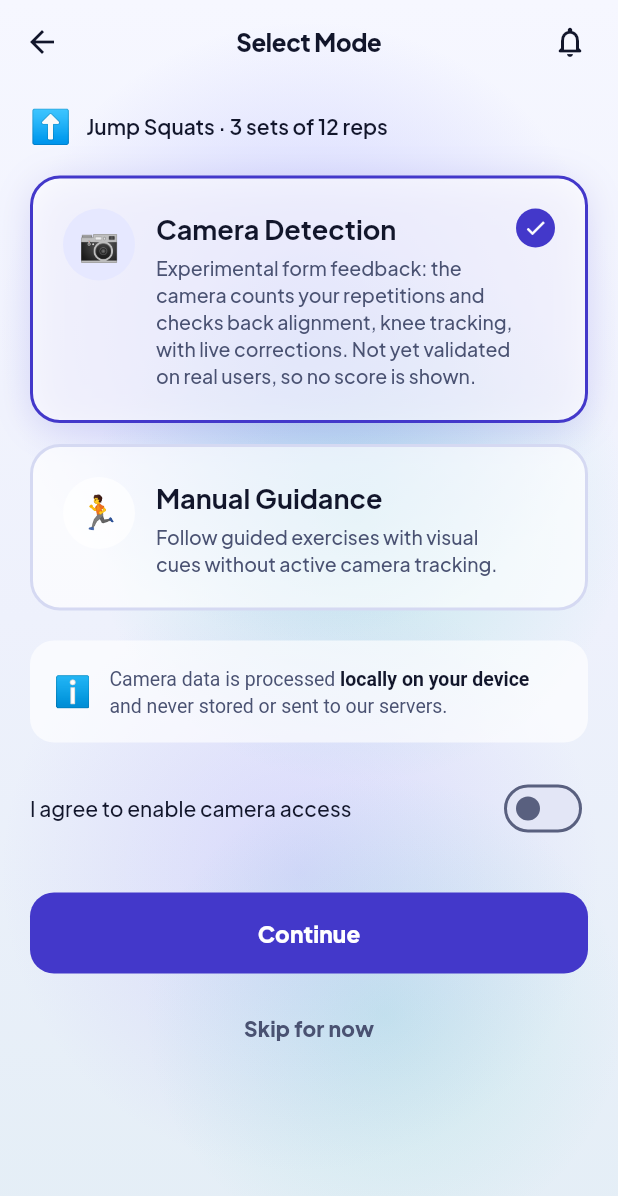
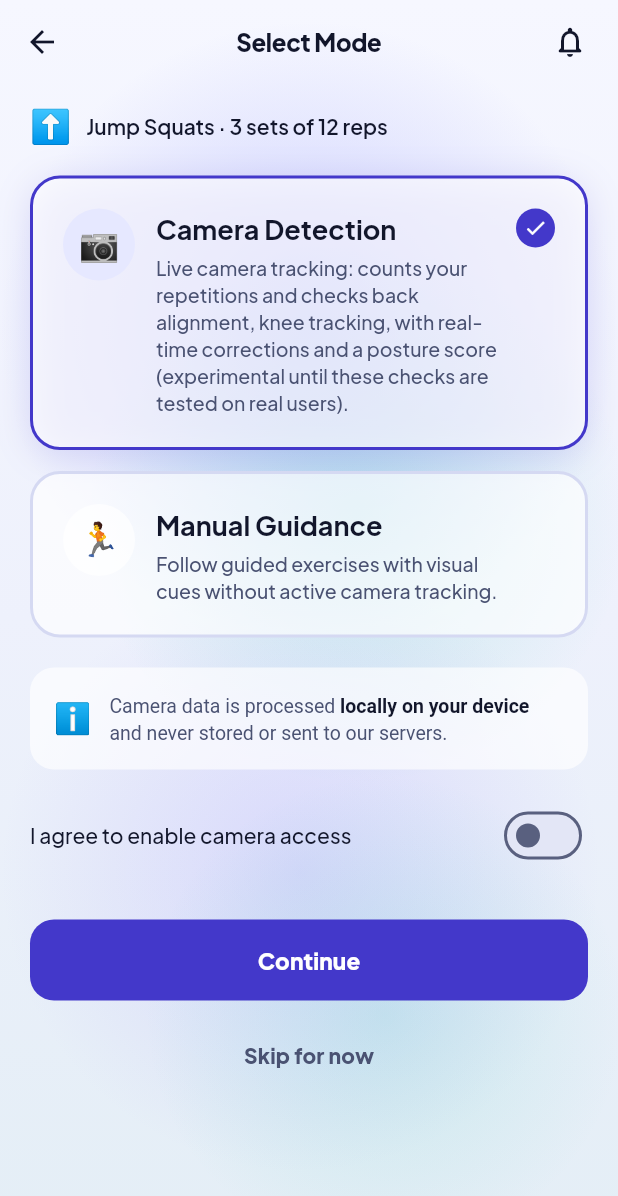
Before and after one commit to laibaAttique/Baymax-implementation, a Flutter app: the ExercisePickerScreen screen opened directly, after a tap on "⬆️", on a phone screen of 412 x 824 dp. Shown: the top 1196 px of the screen. Run offline on Flutter 3.47's test engine with Material 3 defaults, Android fonts, the phone set to English and light mode, and no system bars; our stand-ins replace camera, cloud_firestore, firebase_auth, firebase_core, firebase_database, flutter_local_notifications and 6 more; missing offline and left inert: tflite_flutter; accounts and stored records are empty; generated files the repository leaves out were written again.

Commit message:
Posture score and form checks for every camera-tracked exercise
Every tracked exercise (304) now runs form checks and gets a posture score
with the same formula as the validated four; holds score time in a correct
position. Non-validated scores are labelled experimental on screen, in the
summary and by the voice coach. The 50 rep-only exercises got measurable
checks. Audit: validated 4, experimental 300, unsupported 228.
Tests: 866 pass, 13 skipped, 0 fail.

Co-Authored-By: Claude Opus 5.5 <noreply@anthropic.com>

```diff
--- a/app/lib/screens/posture_detection/camera_detection.dart
+++ b/app/lib/screens/posture_detection/camera_detection.dart
@@ -78,7 +78,7 @@ class _CameraDetectionState extends State<CameraDetection> with WidgetsBindingOb
 
     WidgetsBinding.instance.addObserver(this);
     _session.start(widget.request, SessionMode.camera,
-        formScored: _support.showsPostureScore, formChecked: _support.supportsFormEvaluation);
+        formScored: _support.scoreValidated, formChecked: _support.supportsFormEvaluation);
     _session.addListener(_onSessionChanged);
     _ticker = Timer.periodic(const Duration(seconds: 1), (_) {
       if (mounted && _session.status == SessionStatus.active) setState(() {});
@@ -216,7 +216,7 @@ class _CameraDetectionState extends State<CameraDetection> with WidgetsBindingOb
         movement: _support.movementPattern.measures.isEmpty ? 'movement' : _support.movementPattern.measures,
       ),
       averageFps: fps,
-      formScored: _support.showsPostureScore,
+      formScored: _support.scoreValidated,
       formChecked: _support.supportsFormEvaluation,
     );
     if (!mounted) return;
@@ -280,17 +280,15 @@ class _CameraDetectionState extends State<CameraDetection> with WidgetsBindingOb
                   const SizedBox(height: 6),
                   const Text('Camera Detection',
                       style: TextStyle(fontSize: 22, fontWeight: FontWeight.bold, color: AppTheme.textPrimary)),
-                  if (!_support.showsPostureScore)
+                  if (!_support.scoreValidated)
                     Padding(
                       padding: const EdgeInsets.only(top: 4),
                       child: Text(
                         key: ValueKey(_support.isExperimental ? 'experimental-label' : 'basic-tracking-label'),
                         _support.isExperimental
-                            ? 'Experimental form feedback: ${_support.checkLabels.join(', ').toLowerCase()} checked live. '
-                                'Not yet validated on real users, so no score is shown.'
-                            : _support.supportsHoldTiming
-                                ? 'Basic tracking: times your hold while you stay in position. Form is not scored.'
-                                : 'Basic tracking: counts repetitions from your ${_support.movementPattern.measures}. Form is not scored.',
+                            ? 'Experimental: ${_support.checkLabels.join(', ').toLowerCase()} checked live. '
+                                'The score is a guide until these checks are tested on real users.'
+                            : 'No posture check is measurable for this exercise: the score reflects movement range only.',
                         textAlign: TextAlign.center,
                         style: const TextStyle(color: AppTheme.textSecondary, fontSize: 12),
                       ),
@@ -317,17 +315,12 @@ class _CameraDetectionState extends State<CameraDetection> with WidgetsBindingOb
               child: Row(
                 children: [
                   _buildStat(_elapsed, 'Time'),
-                  if (_support.showsPostureScore) ...[
-                    _buildStat(score == null ? '—' : '$score%', 'Posture score'),
+                  if (_support.supportsHoldTiming) ...[
+                    _buildStat(_clock(_session.holdSeconds ?? 0), 'In position'),
+                    _buildStat(score == null ? '—' : '$score%', _support.scoreLabel),
+                  ] else ...[
+                    _buildStat(score == null ? '—' : '$score%', _support.scoreLabel),
                     _buildStat('${_session.partialReps}', 'Too shallow'),
-                  ] else if (_support.supportsHoldTiming) ...[
-                    _buildStat(_clock(_session.holdSeconds ?? 0), 'In position'),
-                    _buildStat(_clock(widget.request.exercise.sets * widget.request.exercise.seconds), 'Planned'),
-                  ] else ...[
-                    _buildStat('${_session.reps} / ${widget.request.exercise.timed ? '—' : widget.request.exercise.targetReps}', 'Reps / target'),
-                    _support.isExperimental
-                        ? _buildStat('${_session.partialReps}', 'Incomplete range')
-                        : _buildStat('Not scored', 'Form'),
                   ],
                 ],
               ),
--- a/app/lib/screens/posture_detection/posture_feedback.dart
+++ b/app/lib/screens/posture_detection/posture_feedback.dart
@@ -135,16 +135,6 @@ class _PostureFeedbackScreenState extends State<PostureFeedbackScreen> with Sing
       return _buildNoScore(Icons.accessibility_new, 'Posture not analysed',
           'This was a Manual Guidance session, so there is no posture score.');
     }
-    if (!_summary.formScored && _summary.formChecked) {
-      return _buildNoScore(Icons.science_outlined, 'Experimental form feedback',
-          'Your form was checked live, but these checks are not yet validated on real users, so no posture score is given. '
-          'See the feedback below.');
-    }
-    if (!_summary.formScored) {
-      return _buildNoScore(Icons.track_changes, 'Form not scored',
-          'This exercise has basic camera tracking: the camera ${_summary.holdSeconds != null ? 'timed your hold' : 'counted your repetitions'}, '
-          'but posture is only scored for exercises with tested form rules.');
-    }
     if (score == null) {
       return _buildNoScore(Icons.hourglass_empty, 'Not enough data',
           'No complete repetition was detected, so a posture score could not be calculated.');
@@ -177,7 +167,11 @@ class _PostureFeedbackScreenState extends State<PostureFeedbackScreen> with Sing
             ],
           ),
         ),
-        const Text('Posture Score', style: TextStyle(color: AppTheme.textSecondary, fontSize: 12)),
+        Text(
+          _summary.formScored ? 'Posture Score' : (_summary.formChecked ? 'Posture Score (experimental)' : 'Range Score'),
+          key: const ValueKey('score-label'),
+          style: const TextStyle(color: AppTheme.textSecondary, fontSize: 12),
+        ),
       ],
     );
   }
@@ -286,7 +280,7 @@ class _PostureFeedbackScreenState extends State<PostureFeedbackScreen> with Sing
                       verdict: FeedbackVerdict.notAssessed,
                       text: 'Form was not assessed. Use Camera Detection for form feedback.',
                     )),
-                  if (s.partialReps > 0 && s.formScored)
+                  if (s.partialReps > 0)
                     _buildFeedbackItem(FormFeedbackItem(
                       id: 'partial',
                       verdict: FeedbackVerdict.notAssessed,
--- a/app/lib/screens/posture_detection/posture_mode.dart
+++ b/app/lib/screens/posture_detection/posture_mode.dart
@@ -160,8 +160,9 @@ class _PostureModeSelectionState extends State<PostureModeSelection> {
   String _cameraDescription(String name) => switch (_support.level) {
         CameraSupportLevel.validatedForm => 'Track posture using live camera for real-time adjustments and analysis.',
         CameraSupportLevel.experimentalForm =>
-          'Experimental form feedback: the camera ${_support.supportsHoldTiming ? 'times your hold and checks' : 'counts your repetitions and checks'} '
-              '${_support.checkLabels.join(', ').toLowerCase()}, with live corrections. Not yet validated on real users, so no score is shown.',
+          'Live camera tracking: ${_support.supportsHoldTiming ? 'times your hold and checks' : 'counts your repetitions and checks'} '
+              '${_support.checkLabels.join(', ').toLowerCase()}, with real-time corrections and a posture score '
+              '(experimental until these checks are tested on real users).',
         CameraSupportLevel.basicTracking => _support.supportsHoldTiming
             ? 'Basic tracking: times your hold while the camera sees you in position. Form is not scored for this exercise.'
             : 'Basic tracking: counts your repetitions from your ${_support.movementPattern.measures} with the live camera. '
--- a/app/lib/services/posture/movement_patterns.dart
+++ b/app/lib/services/posture/movement_patterns.dart
@@ -53,8 +53,14 @@ class ExercisePostureConfig {
   /// Real form checks run (validated or experimental).
   bool get supportsFormEvaluation => level == CameraSupportLevel.validatedForm || level == CameraSupportLevel.experimentalForm;
 
-  /// A numeric posture score may be shown (validated configurations only).
-  bool get showsPostureScore => level == CameraSupportLevel.validatedForm;
+  /// Every tracked exercise gets a posture score (same formula as the validated four).
+  bool get showsPostureScore => supportsCameraTracking;
+
+  /// The score's thresholds were tuned on real movements; otherwise screens label it experimental / range-only.
+  bool get scoreValidated => level == CameraSupportLevel.validatedForm;
+
+  /// "Posture score", "Posture score (experimental)" or "Range score" (no measurable posture check).
+  String get scoreLabel => scoreValidated ? 'Posture score' : (supportsFormEvaluation ? 'Posture score (experimental)' : 'Range score');
   bool get isExperimental => level == CameraSupportLevel.experimentalForm;
 
   /// The form checks this configuration runs, for the audit.
@@ -250,7 +256,17 @@ class MovementPatterns {
                         passedText: 'Legs stayed nearly straight',
                         failedText: 'Knees bent too much, turning it into a squat'),
                   ]
-                : const [],
+                : const [
+                    JointRangeCheck(
+                        id: 'hinge_not_squat',
+                        label: 'Hip hinge',
+                        measure: Measure.knee,
+                        min: 80,
+                        atPeakOnly: true,
+                        lowCue: 'Push your hips back — this is a hinge, not a squat',
+                        passedText: 'Moved from the hips, not into a squat',
+                        failedText: 'Knees bent deep, like a squat'),
+                  ],
             setup: _sideOn, down: 'Hinge at the hips', up: 'Stand tall');
       case MovementPattern.hipExtension:
         final bridge = _has(id, ['bridge', 'thrust', 'hip_lift', 'butt_lift']);
@@ -269,22 +285,32 @@ class MovementPatterns {
                         passedText: 'Knees stayed near a right angle at the top',
                         failedText: 'Feet were too close or too far at the top'),
                   ]
-                : const [],
+                : const [
+                    JointRangeCheck(
+                        id: 'legs_straight',
+                        label: 'Leg position',
+                        measure: Measure.knee,
+                        min: 150,
+                        lowCue: 'Keep your legs straight',
+                        passedText: 'Legs stayed straight',
+                        failedText: 'Knees bent during the movement'),
+                  ],
             setup: _floorSideOn, down: 'Lower with control', up: 'Lift your hips');
       case MovementPattern.pushup:
         return _reps(id, 'Elbow', _elbow, rest: 155, attempt: 135, peak: 95,
             checks: const [HipLineCheck()], bodyLineLeft: PoseIndex.leftAnkle, bodyLineRight: PoseIndex.rightAnkle,
             setup: _floorSideOn, down: 'Lower with control', up: 'Press back up');
       case MovementPattern.benchPress:
-        // Lying on a bench, side-on: no reliable form measurement beyond the range (counted).
+        // Lying on a bench, side-on: the torso line shows the hips lifting off the bench.
         return _reps(id, 'Elbow', _elbow, rest: 150, attempt: 130, peak: 100, aggregate: AngleAggregate.furthest,
+            checks: const [TorsoSwayCheck(10, cue: 'Keep your hips and back on the bench')],
             setup: _upperSideOn, down: 'Lower with control', up: 'Press up');
       case MovementPattern.dip:
         final triceps = _has(id, ['tricep']);
         return _reps(id, 'Elbow', _elbow, rest: 150, attempt: 135, peak: 105,
             checks: triceps
                 ? const [TorsoLeanCheck(30, cue: 'Keep your chest up and torso upright', failedText: 'Torso leaned forward')]
-                : const [],
+                : const [TorsoLeanCheck(45, cue: "Keep your torso controlled — don't fold forward", failedText: 'Torso folded too far forward')],
             setup: _sideOn, down: 'Lower with control', up: 'Press back up');
       case MovementPattern.overheadPress:
         final oneArm = _has(id, ['one-arm', 'one_arm', 'single', 'alternating', 'seesaw', 'see-saw']);
@@ -341,7 +367,20 @@ class MovementPatterns {
             checks: const [TorsoSwayCheck(15, cue: 'Keep your hips down and still')],
             setup: _sideOn, down: 'Curl your heel in', up: 'Straighten your leg');
       case MovementPattern.sitUp:
-        return _reps(id, 'Hip', _hip, rest: 115, attempt: 105, peak: 80, setup: _floorSideOn, down: 'Sit up', up: 'Lower back down');
+        return _reps(id, 'Hip', _hip, rest: 115, attempt: 105, peak: 80,
+            checks: const [
+              JointRangeCheck(
+                  id: 'knees_bent',
+                  label: 'Leg position',
+                  measure: Measure.knee,
+                  min: 40,
+                  max: 130,
+                  lowCue: 'Keep your knees bent, feet flat',
+                  highCue: 'Keep your knees bent, feet flat',
+                  passedText: 'Knees stayed bent',
+                  failedText: 'Legs straightened to help the sit-up'),
+            ],
+            setup: _floorSideOn, down: 'Sit up', up: 'Lower back down');
       case MovementPattern.legRaise:
         final straight = id == 'leg_raise' || _has(id, ['hanging_leg']);
         return _reps(id, 'Hip', _hip, rest: 150, attempt: 135, peak: 110,
@@ -356,7 +395,18 @@ class MovementPatterns {
                         passedText: 'Legs stayed straight',
                         failedText: 'Knees bent during the raise'),
                   ]
-                : const [],
+                : const [
+                    JointRangeCheck(
+                        id: 'knees_bent',
+                        label: 'Leg position',
+                        measure: Measure.knee,
+                        min: 60,
+                        max: 130,
+                        lowCue: 'Keep your knees at about a right angle',
+                        highCue: 'Keep your knees at about a right angle',
+                        passedText: 'Knees stayed near a right angle',
+                        failedText: 'Knee angle changed during the lift'),
+                  ],
             setup: _floorSideOn, down: 'Lift your legs', up: 'Lower slowly');
       case MovementPattern.kneeLift:
         return _reps(id, 'Hip', _hip, rest: 160, attempt: 145, peak: 125, aggregate: AngleAggregate.furthest, minRepMs: 300,
@@ -396,7 +446,9 @@ class MovementPatterns {
             ],
             setup: _floorSideOn, down: 'Drive your knee in', up: 'Step back');
       case MovementPattern.kneeTuck:
-        return _reps(id, 'Hip', _hip, rest: 80, attempt: 72, peak: 55, setup: _floorSideOn, down: 'Pull your knees in', up: 'Extend back');
+        return _reps(id, 'Hip', _hip, rest: 80, attempt: 72, peak: 55,
+            checks: const [TorsoSwayCheck(15, cue: 'Keep your upper body still — move from the hips')],
+            setup: _floorSideOn, down: 'Pull your knees in', up: 'Extend back');
       case MovementPattern.plankHold:
         final knees = _kneeSupported.contains(id);
         return _hold(id, 'Body line', knees ? _hip : _lineToAnkle,
--- a/app/lib/services/voice/coach_responder.dart
+++ b/app/lib/services/voice/coach_responder.dart
@@ -230,7 +230,7 @@ class CoachResponder {
       buffer.write(reps >= target ? ' — you have reached your target of $target' : ' of $target, ${target - reps} to go');
     }
     buffer.write('.');
-    if (session.partialReps > 0 && session.formChecked) {
+    if (session.partialReps > 0) {
       buffer.write(' ${session.partialReps} more ${session.partialReps == 1 ? 'was' : 'were'} too shallow to count.');
     }
     return CoachResponse(buffer.toString(), chips: const ['Check my form', 'Pause workout']);
@@ -296,11 +296,13 @@ class CoachResponder {
         chips: const ['How do I do it?'],
       );
     }
-    if (!session.formScored) {
+    final s = session.postureScore;
+    if (!session.formScored && s != null) {
       return CoachResponse(
         session.formChecked
-            ? "This exercise has experimental form checks, so there's no posture score yet. I'll still tell you what to correct."
-            : 'There is no posture score for this exercise: the camera only tracks the movement, it does not score form.',
+            ? 'Your posture score so far is $s percent. It is experimental: the form checks for this exercise are not yet validated on real users.'
+            : 'Your range score so far is $s percent: the share of your reps that reached the full movement range. '
+                "The camera can't measure posture for this exercise.",
         chips: const ['How do I do it?', 'How many reps?'],
       );
     }
```
Also changed, not shown: app/lib/services/posture/posture_engine.dart (+46 -45 lines), app/docs/review/camera_support_audit.csv, app/docs/review/camera_support_audit.json, 7 other files.
